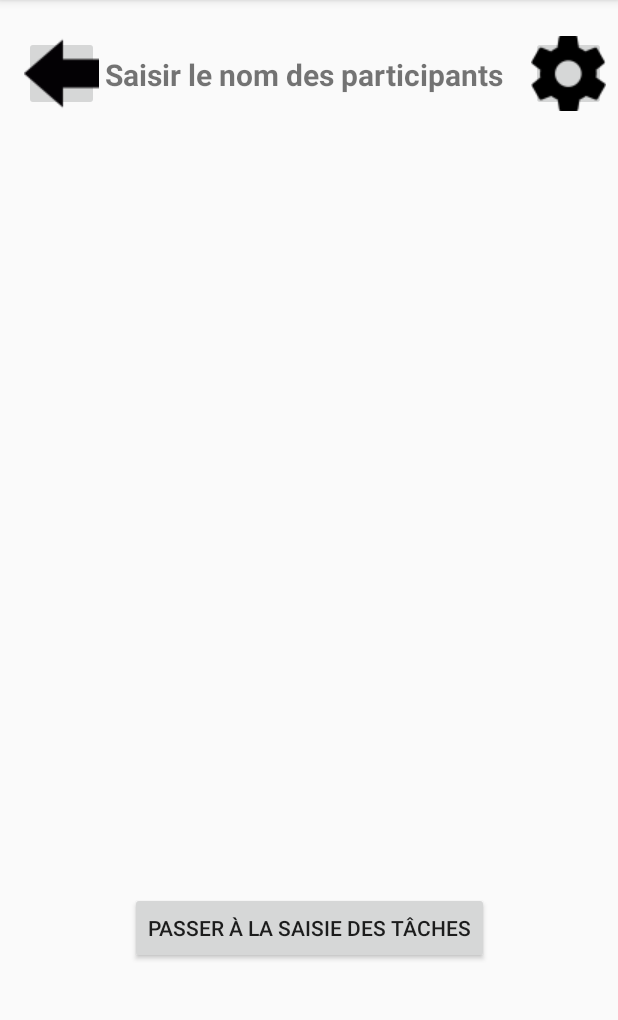
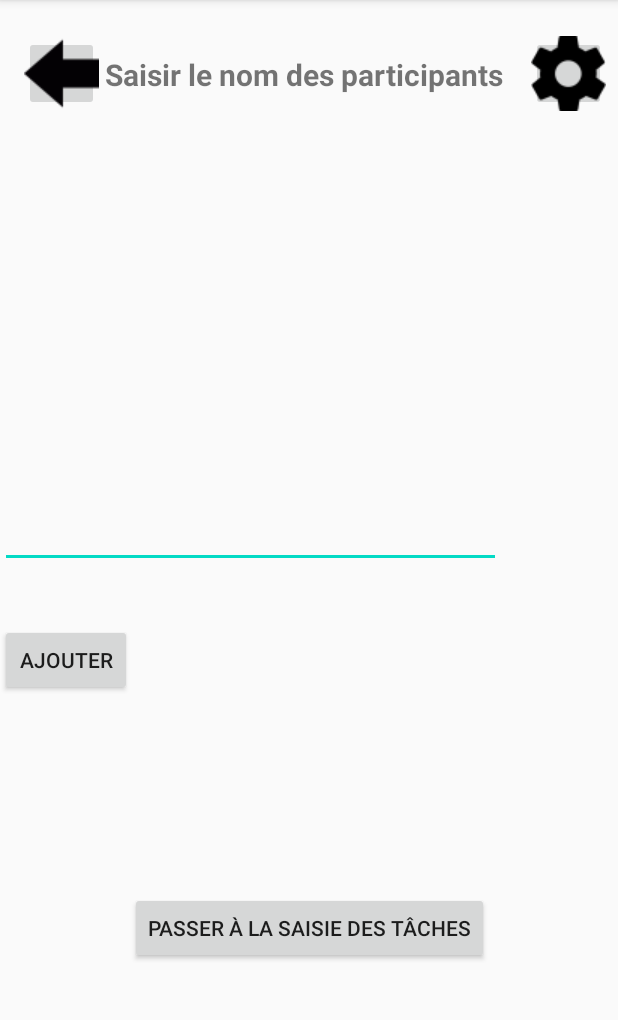
Before and after one commit to ThomasChatard/telephone, an Android app: the RoueHasardTaches screen opened directly, with no data from a screen before it, after a tap on an icon or button, on a phone screen of 412 x 824 dp, the part 84-1104 px from its top. Run offline under Robolectric (Android 15) with nearby library versions, the phone set to English and light mode, and no system bars; 1 statement that could not run was skipped.

Commit message:
LES PERSONNES ELLES MARCHENT C EST BON

```diff
--- a/app/src/main/java/com/example/tacheroulette/RoueHasardPersonnes.java
+++ b/app/src/main/java/com/example/tacheroulette/RoueHasardPersonnes.java
@@ -4,9 +4,14 @@ import android.content.Intent;
 import android.os.Bundle;
 import android.view.View;
 import android.widget.Button;
+import android.widget.EditText;
 import android.widget.ImageButton;
+import android.widget.TextView;
 
 import androidx.appcompat.app.AppCompatActivity;
+
+import java.util.ArrayList;
+import java.util.List;
 
 public class RoueHasardPersonnes extends AppCompatActivity {
 
@@ -16,10 +21,25 @@ public class RoueHasardPersonnes extends AppCompatActivity {
         setContentView(R.layout.rouehasardpersonnes);
 
         final Button suivant = findViewById(R.id.suivant);
+        final Button ajouter = findViewById(R.id.ajouter);
+        final ArrayList<String> noms = new ArrayList<String>();
+        final String[] array = new String[500];
+
+        ajouter.setOnClickListener(new View.OnClickListener(){
+            public void onClick(View v){
+                final EditText saisie = (EditText) findViewById(R.id.et1);
+                noms.add(saisie.getText().toString());
+                saisie.setText(" ");
+            }
+        });
         suivant.setOnClickListener(new View.OnClickListener() {
             public void onClick(View v){
+                for (int i = 0; i <= noms.size()-1; i++){
+                    array[i] = noms.get(i);
+                }
                 Intent intent = new Intent(RoueHasardPersonnes.this, RoueHasardTaches.class);
-                RoueHasardPersonnes.this.startActivity(intent);
+                intent.putExtra("noms",array);
+                startActivity(intent);
             }
         });
 
--- a/app/src/main/java/com/example/tacheroulette/RoueHasardTaches.java
+++ b/app/src/main/java/com/example/tacheroulette/RoueHasardTaches.java
@@ -5,6 +5,7 @@ import android.os.Bundle;
 import android.view.View;
 import android.widget.Button;
 import android.widget.ImageButton;
+import android.widget.TextView;
 
 import androidx.appcompat.app.AppCompatActivity;
 
@@ -14,20 +15,26 @@ public class RoueHasardTaches extends AppCompatActivity {
     protected void onCreate(Bundle savedInstanceState) {
         super.onCreate(savedInstanceState);
         setContentView(R.layout.rouehasardtaches);
+        Intent intent = getIntent();
+        final String[] stringArray = intent.getStringArrayExtra("noms");
+        final TextView tv = (TextView) findViewById(R.id.textView);
+        tv.setText(stringArray[0]);
+
 
         final Button suivant = findViewById(R.id.suivant);
         suivant.setOnClickListener(new View.OnClickListener() {
             public void onClick(View v){
-                Intent intent = new Intent(RoueHasardTaches.this, RoueHasard.class);
-                RoueHasardTaches.this.startActivity(intent);
+                Intent intent1 = new Intent(RoueHasardTaches.this, RoueHasard.class);
+                intent1.putExtra("noms",stringArray);
+                startActivity(intent1);
             }
         });
 
         final ImageButton retour = findViewById(R.id.retour);
         retour.setOnClickListener(new View.OnClickListener() {
             public void onClick(View v){
-                Intent intent = new Intent(RoueHasardTaches.this, RoueHasardPersonnes.class);
-                RoueHasardTaches.this.startActivity(intent);
+                Intent intent2 = new Intent(RoueHasardTaches.this, RoueHasardPersonnes.class);
+                RoueHasardTaches.this.startActivity(intent2);
             }
         });
     }
--- a/app/src/main/res/layout/rouehasardpersonnes.xml
+++ b/app/src/main/res/layout/rouehasardpersonnes.xml
@@ -21,6 +21,29 @@
         app:layout_constraintEnd_toEndOf="parent"
         app:layout_constraintStart_toStartOf="parent"
         app:layout_constraintTop_toTopOf="parent" />
+
+    <EditText
+        android:id="@+id/et1"
+        android:layout_width="334dp"
+        android:layout_height="54dp"
+        android:layout_marginTop="306dp"
+        android:layout_marginBottom="371dp"
+        app:layout_constraintBottom_toBottomOf="parent"
+        app:layout_constraintTop_toTopOf="parent"
+        tools:ignore="MissingConstraints"
+        tools:layout_editor_absoluteX="38dp" />
+
+    <Button
+        android:id="@+id/ajouter"
+        android:layout_width="wrap_content"
+        android:layout_height="wrap_content"
+        android:layout_marginTop="397dp"
+        android:layout_marginBottom="286dp"
+        app:layout_constraintBottom_toBottomOf="parent"
+        app:layout_constraintTop_toTopOf="parent"
+        tools:layout_editor_absoluteX="161dp"
+        android:text="@string/ajouter"
+        tools:ignore="MissingConstraints" />
 
     <Button
         android:id="@+id/suivant"
--- a/app/src/main/res/values/strings.xml
+++ b/app/src/main/res/values/strings.xml
@@ -7,4 +7,5 @@
     <string name="saisir_personne">Saisir le nom des participants</string>
     <string name="bouton_roue_hasard_personnes">Passer à la saisie des tâches</string>
     <string name="saisir_taches">Saisir le nom des tâches</string>
+    <string name="ajouter">Ajouter</string>
 </resources>
```
Also changed, not shown: app/src/main/java/com/example/tacheroulette/RoueHasard.java (+25 -10 lines).
